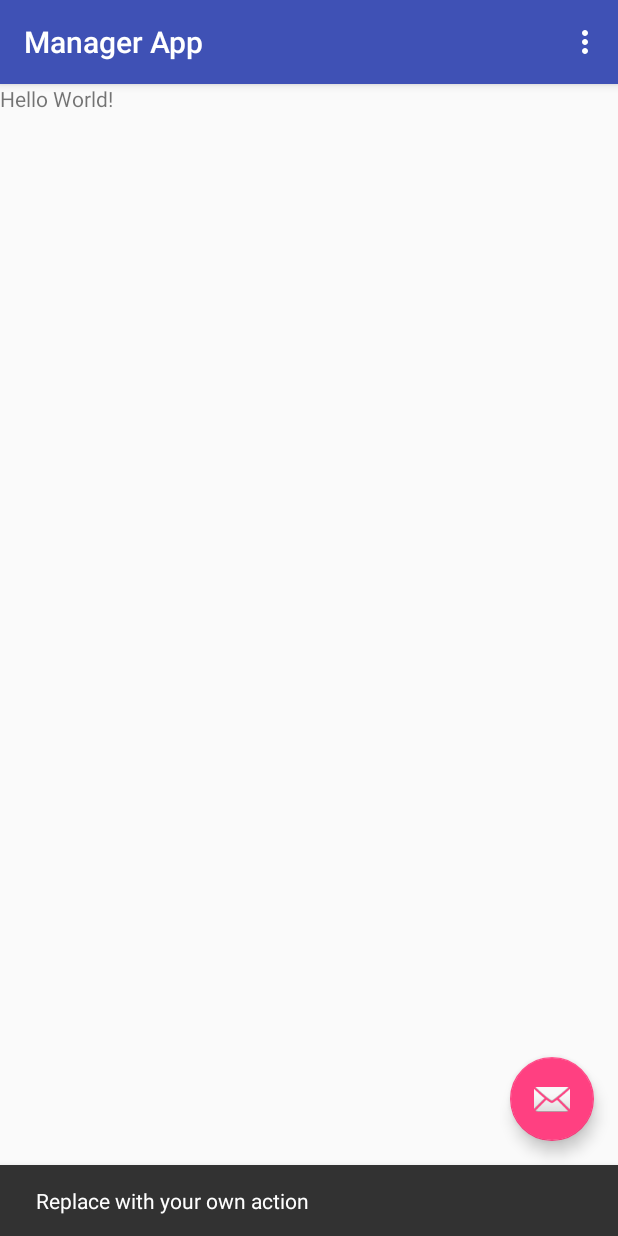
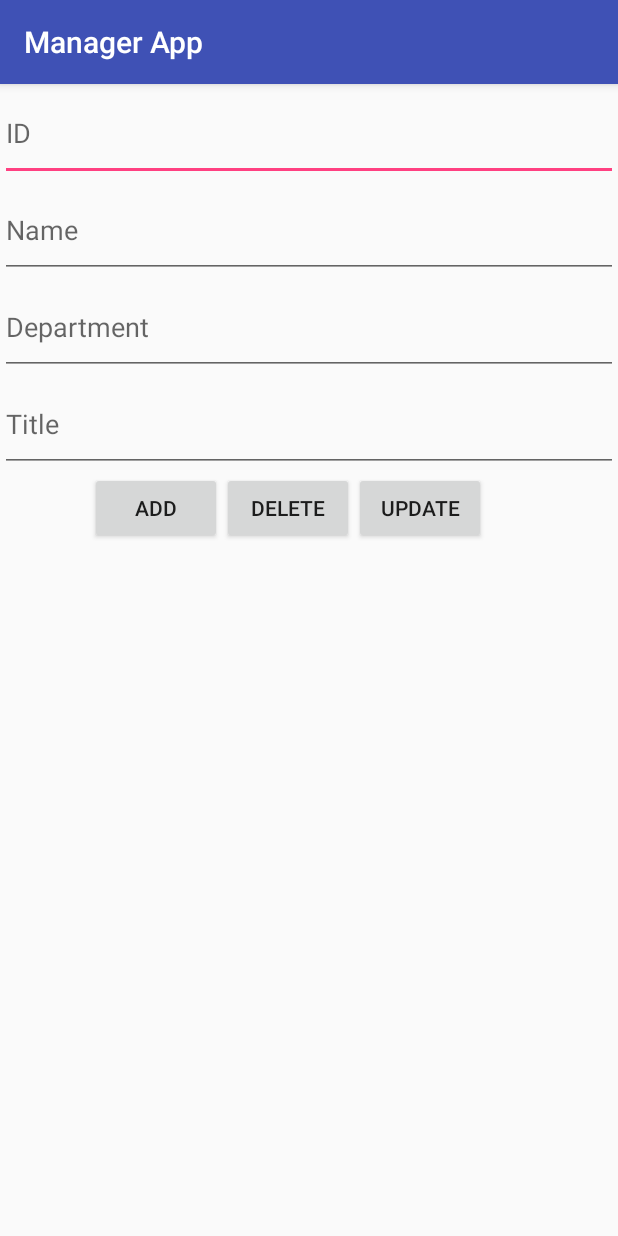
Before and after one commit to brian316/Employee-Manager, an Android app: the screen it shows after launch (MainActivity before the commit, UserActivity after it), after a tap on an icon or button, on a phone screen of 412 x 824 dp. Run offline under Robolectric (Android 15) with nearby library versions, the phone set to English and light mode, and no system bars.

Commit message:
implemented alot!

```diff
--- a/app/src/main/AndroidManifest.xml
+++ b/app/src/main/AndroidManifest.xml
@@ -12,6 +12,7 @@
         <activity
             android:name=".MainActivity"
             android:label="@string/app_name"
+            android:windowSoftInputMode="stateHidden"
             android:theme="@style/AppTheme.NoActionBar">
             <intent-filter>
                 <action android:name="android.intent.action.MAIN" />
@@ -19,6 +20,11 @@
                 <category android:name="android.intent.category.LAUNCHER" />
             </intent-filter>
         </activity>
+
+        <activity
+            android:name=".UserActivity">
+
+        </activity>
     </application>
 
     <uses-permission android:name="android.permission.INTERNET" />
--- a/app/src/main/java/edu/csusb/cse408/managerapp/MainActivity.java
+++ b/app/src/main/java/edu/csusb/cse408/managerapp/MainActivity.java
@@ -1,5 +1,7 @@
 package edu.csusb.cse408.managerapp;
 
+import android.content.Context;
+import android.content.Intent;
 import android.os.AsyncTask;
 import android.os.Bundle;
 import android.provider.ContactsContract;
@@ -23,26 +25,48 @@ import java.util.Iterator;
 public class MainActivity extends AppCompatActivity {
 
     ListView listView;
+    String action;
+
 
     @Override
     protected void onCreate(Bundle savedInstanceState) {
         super.onCreate(savedInstanceState);
         setContentView(R.layout.activity_main);
-        Toolbar toolbar = (Toolbar) findViewById(R.id.toolbar);
+
+        Bundle bundle = this.getIntent().getExtras();
+        if(bundle != null){
+            action = bundle.getString("action");
+            if(action.equals("delete")) {
+                Snackbar.make(findViewById(R.id.main), "User Deleted!", Snackbar.LENGTH_LONG).show();
+            }
+            if(action.equals("add")){
+                Snackbar.make(findViewById(R.id.main), "User Added!", Snackbar.LENGTH_LONG).show();
+            }
+        }
+
+        Toolbar toolbar = findViewById(R.id.toolbar);
         setSupportActionBar(toolbar);
 
-        FloatingActionButton fab = (FloatingActionButton) findViewById(R.id.fab);
+        FloatingActionButton fab = findViewById(R.id.fab);
+
         fab.setOnClickListener(new View.OnClickListener() {
             @Override
             public void onClick(View view) {
-                Snackbar.make(view, "Replace with your own action", Snackbar.LENGTH_LONG)
-                        .setAction("Action", null).show();
+                makeUser();
+//                DeleteItemsTask delItem = new DeleteItemsTask("001", view);
+//                delItem.execute();
+//                new FetchItemsTask().execute();
             }
         });
 
         listView = findViewById(R.id.listview);
         new FetchItemsTask().execute();
 
+    }
+
+    public void makeUser(){
+        Intent userActivity = new Intent(this, UserActivity.class);
+        startActivity(userActivity);
     }
 
     /**
@@ -63,7 +87,7 @@ public class MainActivity extends AppCompatActivity {
             Iterator<String> iter = strings.iterator();
             while(iter.hasNext()){
                 String obj = iter.next();
-                if (obj.contains("005")){
+                if (obj.contains("001")){
                     Log.i("TestFetcher", "005: IN LIST!");
                 } else{
                     Log.i("TestFetcher", "005: NOT IN LIST!");
@@ -72,6 +96,7 @@ public class MainActivity extends AppCompatActivity {
             }
         }
     }
+
 
     @Override
     public boolean onCreateOptionsMenu(Menu menu) {
@@ -94,4 +119,6 @@ public class MainActivity extends AppCompatActivity {
 
         return super.onOptionsItemSelected(item);
     }
+
+
 }
--- /dev/null
+++ b/app/src/main/java/edu/csusb/cse408/managerapp/UserActivity.java
@@ -0,0 +1,166 @@
+package edu.csusb.cse408.managerapp;
+
+import android.content.Context;
+import android.content.Intent;
+import android.os.AsyncTask;
+import android.os.Bundle;
+import android.support.annotation.Nullable;
+import android.support.design.widget.Snackbar;
+import android.support.v7.app.AppCompatActivity;
+import android.util.Log;
+import android.view.View;
+import android.view.inputmethod.InputMethodManager;
+import android.widget.Button;
+import android.widget.EditText;
+
+public class UserActivity extends AppCompatActivity {
+
+    EditText name;
+    EditText id;
+    EditText dept;
+    EditText title;
+
+    Button add;
+    Button delete;
+    Button update;
+
+    Context context;
+
+    @Override
+    protected void onCreate(@Nullable Bundle savedInstanceState) {
+        super.onCreate(savedInstanceState);
+        setContentView(R.layout.new_emp_main);
+
+        context = this;
+
+        // Get ids of views
+        name = findViewById(R.id.name);
+        id = findViewById(R.id.id);
+        dept = findViewById(R.id.dept);
+        title = findViewById(R.id.title);
+        add = findViewById(R.id.adduser);
+        delete = findViewById(R.id.deleteuser);
+        update = findViewById(R.id.updateuser);
+
+        delete.setOnClickListener(new View.OnClickListener() {
+            @Override
+            public void onClick(View view) {
+                do_delete(view);
+            }
+        });
+
+        add.setOnClickListener(new View.OnClickListener() {
+            @Override
+            public void onClick(View view) {
+                do_add(view);
+            }
+        });
+    }
+
+    public void do_delete(View view){
+        new DeleteItemsTask(id.getText().toString(), view,context).execute();
+    }
+    public void do_add(View v){
+        String n = name.getText().toString();
+        String i = id.getText().toString();
+        String d = dept.getText().toString();
+        String t = title.getText().toString();
+        new InsertItemsTask(n,i,d,t,v,context).execute();
+    }
+
+    class DeleteItemsTask extends AsyncTask<Void,Void, Integer> {
+
+        public String id;
+        public Context context;
+        public View view;
+
+        public DeleteItemsTask(String id, View view, Context context){
+            this.id = id;
+            this.context = context;
+            this.view = view;
+        }
+
+        @Override
+        protected Integer doInBackground(Void... voids) {
+            int statusCode = 0;
+            try{
+                statusCode = new DataFetchr().delete(this.id);
+            }
+            finally {
+                return statusCode;
+            }
+
+        }
+
+        @Override
+        protected void onPostExecute(Integer statusCode) {
+            InputMethodManager imm = (InputMethodManager) context.getSystemService(INPUT_METHOD_SERVICE);
+
+            if(statusCode == 200) {
+                // Hide keyboard
+                imm.hideSoftInputFromWindow(view.getWindowToken(),0);
+                // Successfully deleted user, redirect to main page
+                Intent intent = new Intent(context, MainActivity.class);
+                intent.putExtra("action", "delete");
+                context.startActivity(intent);
+            }else {
+                // Hide keyboard
+                imm.hideSoftInputFromWindow(view.getWindowToken(),0);
+                // Show error to user
+                Snackbar.make(view, "Cannot delete user!", Snackbar.LENGTH_SHORT).show();
+            }
+
+        }
+    }
+
+    class InsertItemsTask extends AsyncTask<Void,Void, Integer> {
+
+        public String id;
+        public String name;
+        public String dept;
+        public String title;
+        public Context context;
+        public View view;
+
+        public InsertItemsTask(String name, String id, String dept, String title, View view, Context context){
+            this.id = id;
+            this.context = context;
+            this.view = view;
+            this.name = name;
+            this.dept = dept;
+            this.title = title;
+        }
+
+        @Override
+        protected Integer doInBackground(Void... voids) {
+            int statusCode = 0;
+            try{
+                statusCode = new DataFetchr().insert(this.name,this.id,this.dept,this.title);
+            }
+            finally {
+                return statusCode;
+            }
+
+        }
+
+        @Override
+        protected void onPostExecute(Integer statusCode) {
+            InputMethodManager imm = (InputMethodManager) context.getSystemService(INPUT_METHOD_SERVICE);
+
+            if(statusCode == 200) {
+                // Hide keyboard
+                imm.hideSoftInputFromWindow(view.getWindowToken(),0);
+                // Successfully deleted user, redirect to main page
+                Intent intent = new Intent(context, MainActivity.class);
+                intent.putExtra("action", "add");
+                context.startActivity(intent);
+            }else {
+                // Hide keyboard
+                imm.hideSoftInputFromWindow(view.getWindowToken(),0);
+                // Show error to user
+                Snackbar.make(view, "Cannot add user!", Snackbar.LENGTH_SHORT).show();
+            }
+
+        }
+    }
+}
--- a/app/src/main/res/layout/activity_main.xml
+++ b/app/src/main/res/layout/activity_main.xml
@@ -4,6 +4,7 @@
     xmlns:tools="http://schemas.android.com/tools"
     android:layout_width="match_parent"
     android:layout_height="match_parent"
+    android:id="@+id/main"
     tools:context="edu.csusb.cse408.managerapp.MainActivity">
 
     <android.support.design.widget.AppBarLayout
@@ -28,6 +29,6 @@
         android:layout_height="wrap_content"
         android:layout_gravity="bottom|end"
         android:layout_margin="@dimen/fab_margin"
-        app:srcCompat="@android:drawable/ic_dialog_email" />
+        app:srcCompat="@android:drawable/ic_input_add" />
 
 </android.support.design.widget.CoordinatorLayout>
--- a/app/src/main/res/layout/content_main.xml
+++ b/app/src/main/res/layout/content_main.xml
@@ -9,12 +9,11 @@
     tools:context="edu.csusb.cse408.managerapp.MainActivity"
     tools:showIn="@layout/activity_main">
 
-    <TextView
-        android:id="@+id/textview"
-        android:layout_width="wrap_content"
+    <EditText
+        android:layout_width="match_parent"
         android:layout_height="wrap_content"
-        android:text="Hello World!" />
-
+        android:id="@+id/searchuser"
+        android:hint="Search for user"/>
     <ListView
         android:id="@+id/listview"
         android:layout_width="match_parent"
--- /dev/null
+++ b/app/src/main/res/layout/new_emp_main.xml
@@ -0,0 +1,73 @@
+<?xml version="1.0" encoding="utf-8"?>
+<RelativeLayout xmlns:android="http://schemas.android.com/apk/res/android"
+    android:layout_width="match_parent"
+    android:layout_height="match_parent">
+
+
+    <LinearLayout
+        android:layout_width="match_parent"
+        android:layout_height="wrap_content"
+        android:orientation="vertical"
+        android:id="@+id/layout1">
+
+        <EditText
+            android:id="@+id/id"
+            android:layout_width="match_parent"
+            android:layout_height="wrap_content"
+            android:singleLine="true"
+            android:hint="ID"
+            android:paddingVertical="20dp"/>
+
+        <EditText
+            android:id="@+id/name"
+            android:layout_width="match_parent"
+            android:layout_height="wrap_content"
+            android:singleLine="true"
+            android:hint="Name"
+            android:paddingVertical="20dp"/>
+
+        <EditText
+            android:id="@+id/dept"
+            android:layout_width="match_parent"
+            android:layout_height="wrap_content"
+            android:singleLine="true"
+            android:hint="Department"
+            android:paddingVertical="20dp"/>
+
+        <EditText
+            android:id="@+id/title"
+            android:layout_width="match_parent"
+            android:layout_height="wrap_content"
+            android:singleLine="true"
+            android:hint="Title"
+            android:paddingVertical="20dp"/>
+    </LinearLayout>
+
+    <LinearLayout
+        android:layout_below="@+id/layout1"
+        android:layout_width="match_parent"
+        android:layout_height="wrap_content"
+        android:orientation="horizontal">
+
+        <Button
+            android:id="@+id/adduser"
+            android:layout_width="wrap_content"
+            android:layout_height="wrap_content"
+            android:layout_marginStart="60dp"
+            android:text="Add"/>
+
+        <Button
+            android:id="@+id/deleteuser"
+            android:layout_width="wrap_content"
+            android:layout_height="wrap_content"
+            android:text="Delete"/>
+
+        <Button
+            android:id="@+id/updateuser"
+            android:layout_width="wrap_content"
+            android:layout_height="wrap_content"
+            android:text="Update"/>
+
+    </LinearLayout>
+
+</RelativeLayout>
```
Also changed, not shown: app/src/main/java/edu/csusb/cse408/managerapp/DataFetchr.java (+57 -2 lines).
